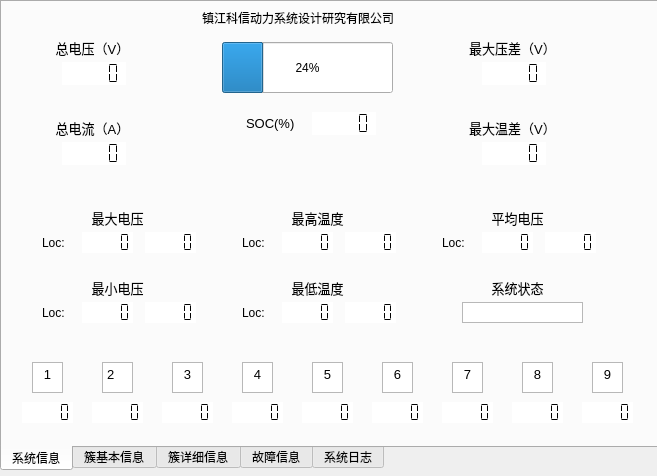
Qt form DemoProject/widget.ui (rucnevermore/qt-bms-monitor) before a commit.
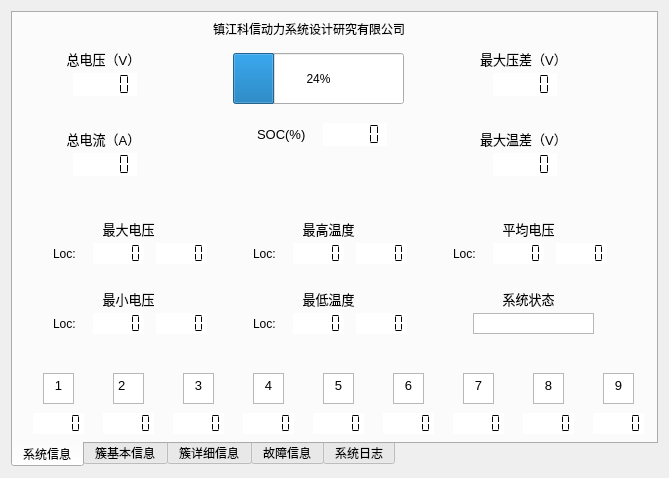
The same form after that commit. The open tabs and pages were chosen to show the change.

```diff
--- a/DemoProject/widget.ui
+++ b/DemoProject/widget.ui
@@ -9,28 +9,28 @@
    <rect>
     <x>0</x>
     <y>0</y>
-    <width>657</width>
-    <height>476</height>
+    <width>669</width>
+    <height>478</height>
    </rect>
   </property>
+  <property name="sizePolicy">
+   <sizepolicy hsizetype="Expanding" vsizetype="Expanding">
+    <horstretch>0</horstretch>
+    <verstretch>0</verstretch>
+   </sizepolicy>
+  </property>
   <property name="windowTitle">
    <string>监控终端</string>
   </property>
   <property name="autoFillBackground">
    <bool>false</bool>
   </property>
+  <layout class="QGridLayout" name="gridLayout">
+   <item row="0" column="0">
   <widget class="QTabWidget" name="tabWidget">
    <property name="enabled">
     <bool>true</bool>
    </property>
-   <property name="geometry">
-    <rect>
-     <x>0</x>
-     <y>0</y>
-     <width>661</width>
-     <height>471</height>
-    </rect>
-   </property>
    <property name="contextMenuPolicy">
     <enum>Qt::DefaultContextMenu</enum>
    </property>
@@ -3712,6 +3712,8 @@
     </widget>
    </widget>
   </widget>
+   </item>
+  </layout>
  </widget>
  <layoutdefault spacing="6" margin="11"/>
  <tabstops>
```
Left out of the diff: 2 changed lines with no effect on the pictures. Lines whose indentation alone changed are shown as unchanged.
